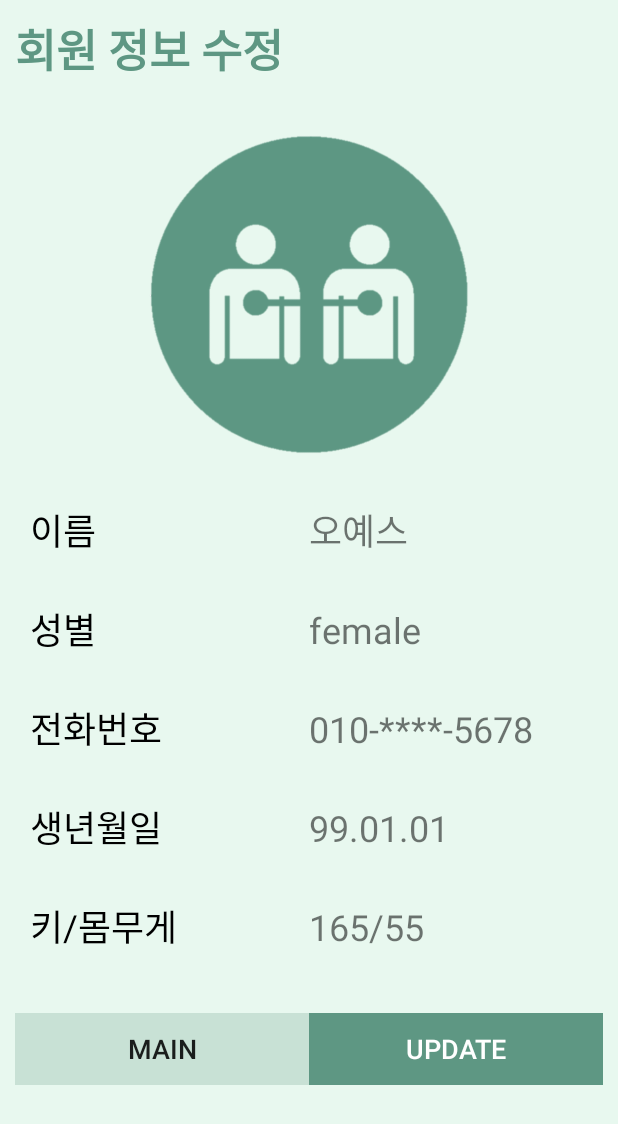
After one commit to heidi618/ohyes_android, an Android app: the UpdateActivity screen opened directly, with no data from a screen before it, on a phone screen of 412 x 824 dp. The commit adds this screen. Shown: the top 1124 px of the screen. Run offline under Robolectric (Android 15) with nearby library versions, the phone set to English and light mode, and no system bars.

Commit message:
회원정보 수정 프레그먼트 추가함

```diff
--- a/app/src/main/java/com/example/mywifi_demo/Activity/DemoMain.java
+++ /dev/null
@@ -1,6 +0,0 @@
-package com.example.mywifi_demo.Activity;
-
-import androidx.appcompat.app.AppCompatActivity;
-
-public class DemoMain extends AppCompatActivity {
-}
--- /dev/null
+++ b/app/src/main/java/com/example/mywifi_demo/Activity/UpdateActivity.java
@@ -0,0 +1,28 @@
+package com.example.mywifi_demo.Activity;
+
+import androidx.appcompat.app.AppCompatActivity;
+
+import android.content.Intent;
+import android.os.Bundle;
+import android.view.View;
+import android.widget.Button;
+
+import com.example.mywifi_demo.R;
+
+public class UpdateActivity extends AppCompatActivity {
+
+    @Override
+    protected void onCreate(Bundle savedInstanceState) {
+        super.onCreate(savedInstanceState);
+        setContentView(R.layout.activity_update);
+
+        Button btn_main = (Button) findViewById(R.id.btn_main);
+        btn_main.setOnClickListener(new View.OnClickListener() {
+            @Override
+            public void onClick(View view) {
+                Intent intent = new Intent(UpdateActivity.this, MainActivity.class);
+                startActivity(intent);
+            }
+        });
+    }
+}
--- /dev/null
+++ b/app/src/main/res/layout/activity_update.xml
@@ -0,0 +1,203 @@
+<?xml version="1.0" encoding="utf-8"?>
+<LinearLayout xmlns:android="http://schemas.android.com/apk/res/android"
+    xmlns:app="http://schemas.android.com/apk/res-auto"
+    xmlns:tools="http://schemas.android.com/tools"
+    android:layout_width="match_parent"
+    android:layout_height="match_parent"
+    android:background="#6BCDF3DE"
+
+    android:orientation="vertical"
+    tools:context=".Activity.UpdateActivity">
+
+    <TextView
+        android:id="@+id/textView11"
+        android:layout_width="match_parent"
+        android:layout_height="wrap_content"
+        android:layout_marginLeft="10dp"
+        android:layout_marginTop="10dp"
+        android:text="회원 정보 수정"
+        android:textColor="@color/dark"
+        android:textSize="30sp"
+        android:textStyle="bold" />
+
+    <LinearLayout
+        android:layout_width="match_parent"
+        android:layout_height="wrap_content"
+        android:gravity="center"
+        android:orientation="vertical"
+        android:layout_marginTop="30dp">
+
+        <ImageView
+            android:id="@+id/imageView3"
+            android:layout_width="220dp"
+            android:layout_height="220dp"
+            app:srcCompat="@drawable/twinicon" />
+
+        <LinearLayout
+            android:layout_width="match_parent"
+            android:layout_height="wrap_content"
+            android:layout_marginLeft="10dp"
+            android:layout_marginTop="30dp"
+            android:layout_marginRight="10dp"
+            android:orientation="vertical">
+
+            <LinearLayout
+                android:layout_width="match_parent"
+                android:layout_height="wrap_content"
+                android:orientation="horizontal"
+                android:weightSum="2">
+
+
+                <TextView
+                    android:id="@+id/textView3"
+                    android:layout_width="match_parent"
+                    android:layout_height="wrap_content"
+                    android:layout_marginLeft="10dp"
+                    android:layout_weight="1"
+                    android:text="이름"
+                    android:textColor="#000000"
+                    android:textSize="24sp" />
+
+                <TextView
+                    android:id="@+id/textView4"
+                    android:layout_width="match_parent"
+                    android:layout_height="wrap_content"
+                    android:layout_weight="1"
+                    android:text="오예스"
+                    android:textSize="24sp" />
+            </LinearLayout>
+
+            <LinearLayout
+                android:layout_width="match_parent"
+                android:layout_height="wrap_content"
+                android:layout_marginTop="30dp"
+                android:orientation="horizontal"
+                android:weightSum="2">
+
+                <TextView
+                    android:id="@+id/textView5"
+                    android:layout_width="match_parent"
+                    android:layout_height="wrap_content"
+                    android:layout_marginLeft="10dp"
+                    android:layout_weight="1"
+                    android:text="성별"
+                    android:textColor="#000000"
+                    android:textSize="24sp" />
+
+                <TextView
+                    android:id="@+id/textView6"
+                    android:layout_width="match_parent"
+                    android:layout_height="wrap_content"
+                    android:layout_weight="1"
+                    android:text="female"
+                    android:textSize="24sp" />
+            </LinearLayout>
+
+            <LinearLayout
+                android:layout_width="match_parent"
+                android:layout_height="wrap_content"
+                android:layout_marginTop="30dp"
+                android:orientation="horizontal"
+                android:weightSum="2">
+
+                <TextView
+                    android:id="@+id/textView12"
+                    android:layout_width="match_parent"
+                    android:layout_height="wrap_content"
+                    android:layout_marginLeft="10dp"
+                    android:layout_weight="1"
+                    android:text="전화번호"
+                    android:textColor="#000000"
+                    android:textSize="24sp" />
+
+                <TextView
+                    android:id="@+id/textView13"
+                    android:layout_width="match_parent"
+                    android:layout_height="wrap_content"
+                    android:layout_weight="1"
+                    android:text="010-****-5678"
+                    android:textSize="24sp" />
+            </LinearLayout>
+
+            <LinearLayout
+                android:layout_width="match_parent"
+                android:layout_height="wrap_content"
+                android:layout_marginTop="30dp"
+                android:orientation="horizontal"
+                android:weightSum="2">
+
+                <TextView
+                    android:id="@+id/textView7"
+                    android:layout_width="match_parent"
+                    android:layout_height="wrap_content"
+                    android:layout_marginLeft="10dp"
+                    android:layout_weight="1"
+                    android:text="생년월일"
+                    android:textColor="#000000"
+                    android:textSize="24sp" />
+
+                <TextView
+                    android:id="@+id/textView8"
+                    android:layout_width="match_parent"
+                    android:layout_height="wrap_content"
+                    android:layout_weight="1"
+                    android:text="99.01.01"
+                    android:textSize="24sp" />
+            </LinearLayout>
+
+            <LinearLayout
+                android:layout_width="match_parent"
+                android:layout_height="match_parent"
+                android:layout_marginTop="30dp"
+                android:orientation="horizontal"
+                android:weightSum="2">
+
+                <TextView
+                    android:id="@+id/textView9"
+                    android:layout_width="match_parent"
+                    android:layout_height="wrap_content"
+                    android:layout_marginLeft="10dp"
+                    android:layout_weight="1"
+                    android:text="키/몸무게"
+                    android:textColor="#000000"
+                    android:textSize="24sp" />
+
+                <TextView
+                    android:id="@+id/textView10"
+                    android:layout_width="match_parent"
+                    android:layout_height="wrap_content"
+                    android:layout_weight="1"
+                    android:text="165/55"
+                    android:textSize="24sp" />
+            </LinearLayout>
+            <LinearLayout
+                android:layout_width="match_parent"
+                android:layout_height="wrap_content"
+                android:layout_marginTop="40dp"
+                android:orientation="horizontal">
+
+                <Button
+                    android:id="@+id/btn_main"
+                    android:layout_width="match_parent"
+                    android:layout_height="wrap_content"
+                    android:layout_weight="1"
+                    android:background="@color/color_default"
+                    android:text="MAIN"
+                    android:textSize="18sp" />
+
+                <Button
+                    android:id="@+id/btn_update"
+                    android:layout_width="match_parent"
+                    android:layout_height="wrap_content"
+                    android:layout_weight="1"
+                    android:background="@color/dark"
+                    android:text="UPDATE"
+                    android:textColor="#FFFFFF"
+                    android:textSize="18sp" />
+
+            </LinearLayout>
+        </LinearLayout>
+    </LinearLayout>
+
+
+</LinearLayout>
```
Also changed, not shown: app/src/main/AndroidManifest.xml (+11 -9 lines), app/src/main/java/com/example/mywifi_demo/Activity/ListActivity.java (deleted, +0 -29 lines), app/src/main/java/com/example/mywifi_demo/Activity/MainActivity.java (+8 -0 lines), app/src/main/res/layout/activity_join.xml (+12 -6 lines), app/src/main/res/layout/activity_list.xml (deleted, +0 -143 lines), app/src/main/res/layout/main_demo.xml (deleted, +0 -18 lines).
